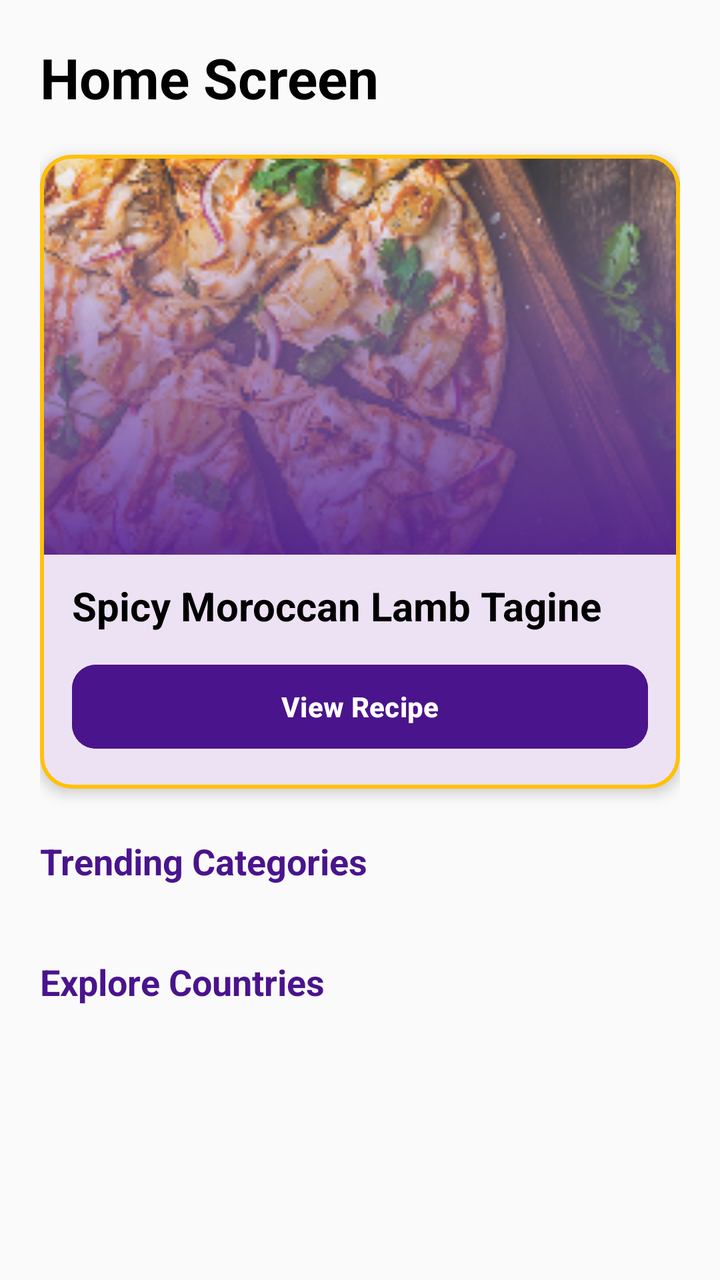
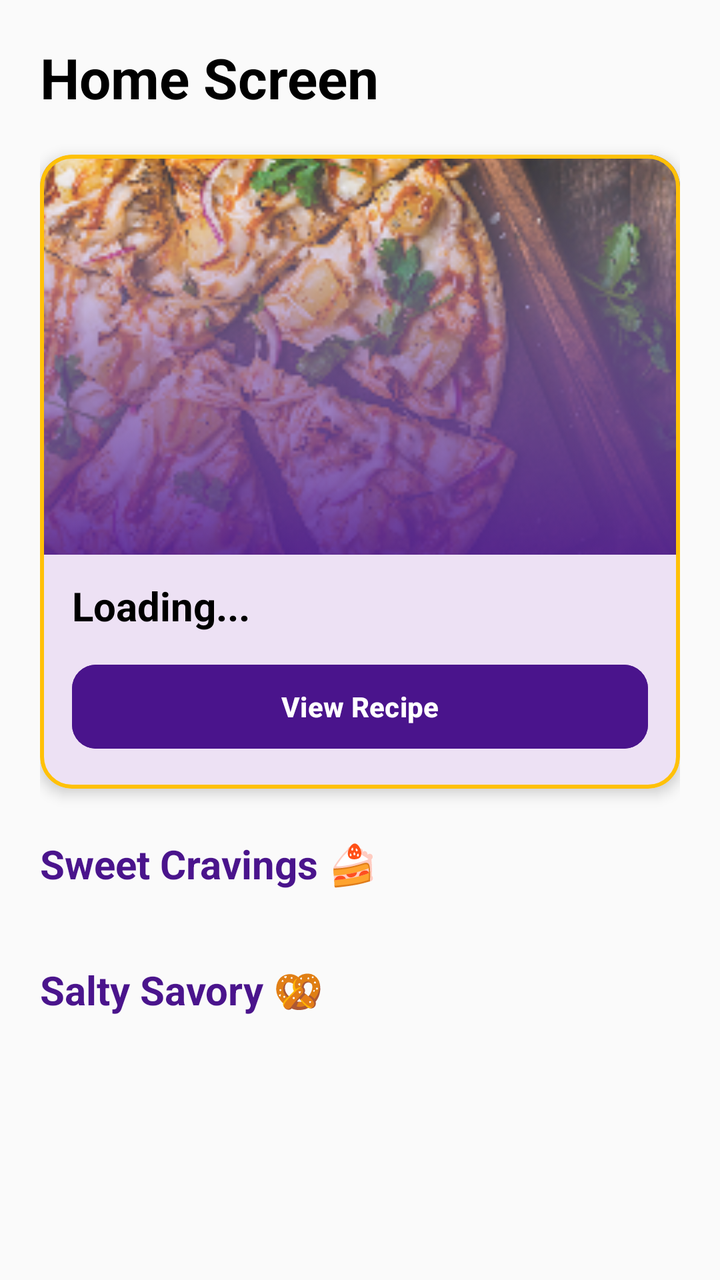

The first picture is an Android layout as it rendered before a commit; the second is the same layout after the commit. The layout source and the unified diff follow.
<!-- AndroidManifest.xml: application theme Theme.FoodPlanner -->
<!-- res/layout/fragment_home_screen.xml -->
<?xml version="1.0" encoding="utf-8"?>
<androidx.core.widget.NestedScrollView
    xmlns:android="http://schemas.android.com/apk/res/android"
    xmlns:app="http://schemas.android.com/apk/res-auto"
    xmlns:tools="http://schemas.android.com/tools"
    android:layout_width="match_parent"
    android:layout_height="match_parent"
    android:fillViewport="true"
    android:background="@color/background_light"
    tools:context=".ui.home.HomeScreen">

    <androidx.constraintlayout.widget.ConstraintLayout
        android:layout_width="match_parent"
        android:layout_height="wrap_content"
        android:padding="20dp">

        <TextView
            android:id="@+id/tvHeader"
            android:layout_width="wrap_content"
            android:layout_height="wrap_content"
            android:text="Home Screen"
            android:textSize="28sp"
            android:textStyle="bold"
            android:textColor="@color/black"
            app:layout_constraintStart_toStartOf="parent"
            app:layout_constraintTop_toTopOf="parent" />

        <com.google.android.material.card.MaterialCardView
            android:id="@+id/cardMealOfDay"
            android:layout_width="match_parent"
            android:layout_height="wrap_content"
            android:layout_marginTop="20dp"
            app:cardCornerRadius="16dp"
            app:cardElevation="4dp"
            app:strokeColor="#FFC107"
            app:strokeWidth="2dp"
            app:layout_constraintTop_toBottomOf="@id/tvHeader"
            app:layout_constraintStart_toStartOf="parent"
            app:layout_constraintEnd_toEndOf="parent">

            <LinearLayout
                android:layout_width="match_parent"
                android:layout_height="wrap_content"
                android:orientation="vertical"
                android:paddingBottom="16dp">

                <ImageView
                    android:id="@+id/imgMealOfDay"
                    android:layout_width="match_parent"
                    android:layout_height="200dp"
                    android:scaleType="centerCrop"
                    android:src="@drawable/pizza_header" />

                <TextView
                    android:id="@+id/tvMealName"
                    android:layout_width="match_parent"
                    android:layout_height="wrap_content"
                    android:paddingHorizontal="16dp"
                    android:paddingTop="12dp"
                    android:text="Spicy Moroccan Lamb Tagine"
                    android:textSize="20sp"
                    android:textStyle="bold"
                    android:textColor="@color/black" />

                <com.google.android.material.button.MaterialButton
                    android:id="@+id/btnViewRecipe"
                    android:layout_width="match_parent"
                    android:layout_height="50dp"
                    android:layout_marginHorizontal="16dp"
                    android:layout_marginTop="12dp"
                    android:text="View Recipe"
                    android:backgroundTint="@color/purple_primary"
                    app:cornerRadius="12dp"
                    android:textStyle="bold" />
            </LinearLayout>
        </com.google.android.material.card.MaterialCardView>

        <TextView
            android:id="@+id/tvCategoriesTitle"
            android:layout_width="wrap_content"
            android:layout_height="wrap_content"
            android:layout_marginTop="24dp"
            android:text="Trending Categories"
            android:textColor="@color/purple_primary"
            android:textSize="18sp"
            android:textStyle="bold"
            app:layout_constraintStart_toStartOf="parent"
            app:layout_constraintTop_toBottomOf="@id/cardMealOfDay" />

        <androidx.recyclerview.widget.RecyclerView
            android:id="@+id/rvCategories"
            android:layout_width="match_parent"
            android:layout_height="wrap_content"
            android:layout_marginTop="12dp"
            android:orientation="horizontal"
            app:layoutManager="androidx.recyclerview.widget.LinearLayoutManager"
            app:layout_constraintTop_toBottomOf="@id/tvCategoriesTitle"
            app:layout_constraintStart_toStartOf="parent"
            app:layout_constraintEnd_toEndOf="parent" />

        <TextView
            android:id="@+id/tvCountriesTitle"
            android:layout_width="wrap_content"
            android:layout_height="wrap_content"
            android:layout_marginTop="24dp"
            android:text="Explore Countries"
            android:textColor="@color/purple_primary"
            android:textSize="18sp"
            android:textStyle="bold"
            app:layout_constraintStart_toStartOf="parent"
            app:layout_constraintTop_toBottomOf="@id/rvCategories" />

        <androidx.recyclerview.widget.RecyclerView
            android:id="@+id/rvCountries"
            android:layout_width="match_parent"
            android:layout_height="wrap_content"
            android:layout_marginTop="12dp"
            app:layoutManager="androidx.recyclerview.widget.GridLayoutManager"
            app:spanCount="3"
            app:layout_constraintTop_toBottomOf="@id/tvCountriesTitle"
            app:layout_constraintStart_toStartOf="parent"
            app:layout_constraintEnd_toEndOf="parent" />

    </androidx.constraintlayout.widget.ConstraintLayout>
</androidx.core.widget.NestedScrollView>
<!-- resources referenced by this layout -->
<resources>
  <color name="background_light">#FAFAFA</color>
  <color name="black">#000000</color>
  <color name="purple_primary">#4A148C</color>
  <!-- drawable pizza_header: png bitmap (drawable, 121856 bytes) -->
  <style name="Theme.FoodPlanner" parent="Theme.Material3.Light.NoActionBar">
          <item name="colorPrimary">@color/purple_primary</item>
          <item name="colorPrimaryVariant">@color/purple_variant</item>
          <item name="colorOnPrimary">@color/white</item>
  
          <item name="colorSecondary">@color/gold_accent</item>
          <item name="colorOnSecondary">@color/text_primary</item>
  
          <item name="android:windowBackground">@color/background_light</item>
          <item name="android:statusBarColor">@color/purple_primary</item>
      </style>
  <color name="purple_variant">#7B1FA2</color>
  <color name="white">#FFFFFF</color>
  <color name="gold_accent">#FFC107</color>
  <color name="text_primary">#212121</color>
</resources>

<!-- the commit's change to res/layout/fragment_home_screen.xml (unified diff, before → after) -->
@@ -1,12 +1,11 @@
 <?xml version="1.0" encoding="utf-8"?>
-<androidx.core.widget.NestedScrollView
-    xmlns:android="http://schemas.android.com/apk/res/android"
+<androidx.core.widget.NestedScrollView xmlns:android="http://schemas.android.com/apk/res/android"
     xmlns:app="http://schemas.android.com/apk/res-auto"
     xmlns:tools="http://schemas.android.com/tools"
     android:layout_width="match_parent"
     android:layout_height="match_parent"
+    android:background="@color/background_light"
     android:fillViewport="true"
-    android:background="@color/background_light"
     tools:context=".ui.home.HomeScreen">
 
     <androidx.constraintlayout.widget.ConstraintLayout
@@ -19,9 +18,9 @@
             android:layout_width="wrap_content"
             android:layout_height="wrap_content"
             android:text="Home Screen"
+            android:textColor="@color/black"
             android:textSize="28sp"
             android:textStyle="bold"
-            android:textColor="@color/black"
             app:layout_constraintStart_toStartOf="parent"
             app:layout_constraintTop_toTopOf="parent" />
 
@@ -32,11 +31,11 @@
             android:layout_marginTop="20dp"
             app:cardCornerRadius="16dp"
             app:cardElevation="4dp"
+            app:layout_constraintEnd_toEndOf="parent"
+            app:layout_constraintStart_toStartOf="parent"
+            app:layout_constraintTop_toBottomOf="@id/tvHeader"
             app:strokeColor="#FFC107"
-            app:strokeWidth="2dp"
-            app:layout_constraintTop_toBottomOf="@id/tvHeader"
-            app:layout_constraintStart_toStartOf="parent"
-            app:layout_constraintEnd_toEndOf="parent">
+            app:strokeWidth="2dp">
 
             <LinearLayout
                 android:layout_width="match_parent"
@@ -57,10 +56,10 @@
                     android:layout_height="wrap_content"
                     android:paddingHorizontal="16dp"
                     android:paddingTop="12dp"
-                    android:text="Spicy Moroccan Lamb Tagine"
+                    android:text="Loading..."
+                    android:textColor="@color/black"
                     android:textSize="20sp"
-                    android:textStyle="bold"
-                    android:textColor="@color/black" />
+                    android:textStyle="bold" />
 
                 <com.google.android.material.button.MaterialButton
                     android:id="@+id/btnViewRecipe"
@@ -68,58 +67,59 @@
                     android:layout_height="50dp"
                     android:layout_marginHorizontal="16dp"
                     android:layout_marginTop="12dp"
+                    android:backgroundTint="@color/purple_primary"
                     android:text="View Recipe"
-                    android:backgroundTint="@color/purple_primary"
-                    app:cornerRadius="12dp"
-                    android:textStyle="bold" />
+                    android:textStyle="bold"
+                    app:cornerRadius="12dp" />
             </LinearLayout>
         </com.google.android.material.card.MaterialCardView>
 
         <TextView
-            android:id="@+id/tvCategoriesTitle"
+            android:id="@+id/tvSweetTitle"
             android:layout_width="wrap_content"
             android:layout_height="wrap_content"
             android:layout_marginTop="24dp"
-            android:text="Trending Categories"
+            android:text="Sweet Cravings 🍰"
             android:textColor="@color/purple_primary"
-            android:textSize="18sp"
+            android:textSize="20sp"
             android:textStyle="bold"
             app:layout_constraintStart_toStartOf="parent"
             app:layout_constraintTop_toBottomOf="@id/cardMealOfDay" />
 
         <androidx.recyclerview.widget.RecyclerView
-            android:id="@+id/rvCategories"
+            android:id="@+id/rvSweet"
             android:layout_width="match_parent"
             android:layout_height="wrap_content"
             android:layout_marginTop="12dp"
             android:orientation="horizontal"
             app:layoutManager="androidx.recyclerview.widget.LinearLayoutManager"
-            app:layout_constraintTop_toBottomOf="@id/tvCategoriesTitle"
+            app:layout_constraintEnd_toEndOf="parent"
             app:layout_constraintStart_toStartOf="parent"
-            app:layout_constraintEnd_toEndOf="parent" />
+            app:layout_constraintTop_toBottomOf="@id/tvSweetTitle" />
 
         <TextView
-            android:id="@+id/tvCountriesTitle"
+            android:id="@+id/tvSaltyTitle"
             android:layout_width="wrap_content"
             android:layout_height="wrap_content"
             android:layout_marginTop="24dp"
-            android:text="Explore Countries"
+            android:text="Salty Savory 🥨"
             android:textColor="@color/purple_primary"
-            android:textSize="18sp"
+            android:textSize="20sp"
             android:textStyle="bold"
             app:layout_constraintStart_toStartOf="parent"
-            app:layout_constraintTop_toBottomOf="@id/rvCategories" />
+            app:layout_constraintTop_toBottomOf="@id/rvSweet" />
 
         <androidx.recyclerview.widget.RecyclerView
-            android:id="@+id/rvCountries"
+            android:id="@+id/rvSalty"
             android:layout_width="match_parent"
             android:layout_height="wrap_content"
             android:layout_marginTop="12dp"
-            app:layoutManager="androidx.recyclerview.widget.GridLayoutManager"
-            app:spanCount="3"
-            app:layout_constraintTop_toBottomOf="@id/tvCountriesTitle"
+            android:orientation="horizontal"
+            android:paddingBottom="40dp"
+            app:layoutManager="androidx.recyclerview.widget.LinearLayoutManager"
+            app:layout_constraintEnd_toEndOf="parent"
             app:layout_constraintStart_toStartOf="parent"
-            app:layout_constraintEnd_toEndOf="parent" />
+            app:layout_constraintTop_toBottomOf="@id/tvSaltyTitle" />
 
     </androidx.constraintlayout.widget.ConstraintLayout>
 </androidx.core.widget.NestedScrollView>
